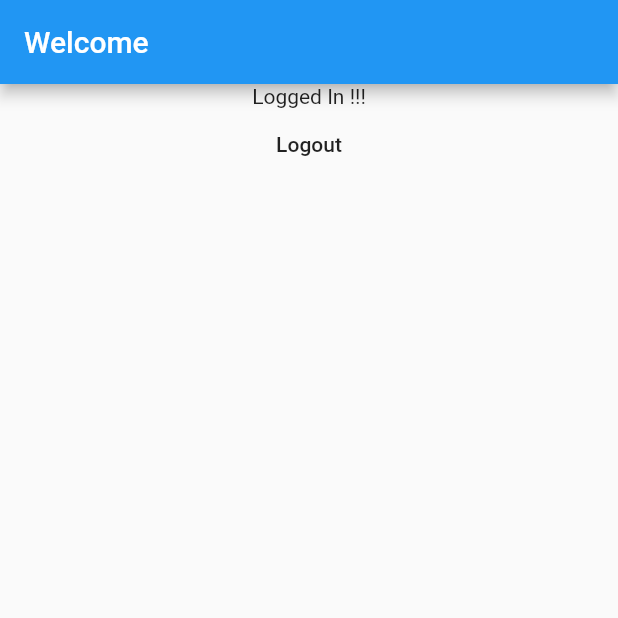
After one commit to YashBagri4412/AuthScreen, a Flutter app: the screen it shows once a user with an empty profile is signed in, after a tap on "Logout", on a phone screen of 412 x 824 dp, the top half of it. The commit adds this screen. Run offline on Flutter 3.47's test engine with Material 2 defaults, Android fonts, the phone set to English and light mode, and no system bars; our stand-ins replace firebase_auth, firebase_core, google_fonts; accounts and stored records are empty.

Commit message:
added login functionality and google sign in remainig

```diff
--- a/lib/Screens/auth_screen.dart
+++ b/lib/Screens/auth_screen.dart
@@ -40,8 +40,10 @@ class _AuthScreenState extends State<AuthScreen> {
         }
       } else {
         try {
-          await Provider.of<AuthenticationFirebase>(context, listen: false)
-              .signUpUser(_userName, _passWord);
+          await Provider.of<AuthenticationFirebase>(
+            context,
+            listen: false,
+          ).authLogin(_userName, _passWord);
         } catch (e) {
           print(e);
         }
--- /dev/null
+++ b/lib/Screens/login_screen.dart
@@ -0,0 +1,26 @@
+import 'package:firebase_auth/firebase_auth.dart';
+import 'package:flutter/material.dart';
+
+class LoggedScreen extends StatelessWidget {
+  @override
+  Widget build(BuildContext context) {
+    return Scaffold(
+      appBar: AppBar(
+        title: Text("Welcome"),
+      ),
+      body: Column(
+        children: [
+          Center(
+            child: Text("Logged In !!!"),
+          ),
+          FlatButton(
+            child: Text("Logout"),
+            onPressed: () {
+              FirebaseAuth.instance.signOut();
+            },
+          )
+        ],
+      ),
+    );
+  }
+}
--- a/lib/main.dart
+++ b/lib/main.dart
@@ -1,7 +1,9 @@
 import 'package:basicAuth/Screens/auth_screen.dart';
+import 'package:basicAuth/Screens/login_screen.dart';
 import 'package:flutter/material.dart';
 import 'package:google_fonts/google_fonts.dart';
 import 'package:firebase_core/firebase_core.dart';
+import 'package:firebase_auth/firebase_auth.dart';
 import 'package:provider/provider.dart';
 //Relative imports
 import 'Providers/auth_provider.dart';
@@ -39,7 +41,15 @@ class MyApp extends StatelessWidget {
             caption: GoogleFonts.openSans(),
           ),
         ),
-        home: AuthScreen(),
+        home: StreamBuilder(
+          stream: FirebaseAuth.instance.authStateChanges(),
+          builder: (_, userSnapShot) {
+            if (userSnapShot.hasData) {
+              return LoggedScreen();
+            }
+            return AuthScreen();
+          },
+        ),
         debugShowCheckedModeBanner: false,
       ),
     );
```
Also changed, not shown: lib/Providers/auth_provider.dart (+10 -13 lines).
